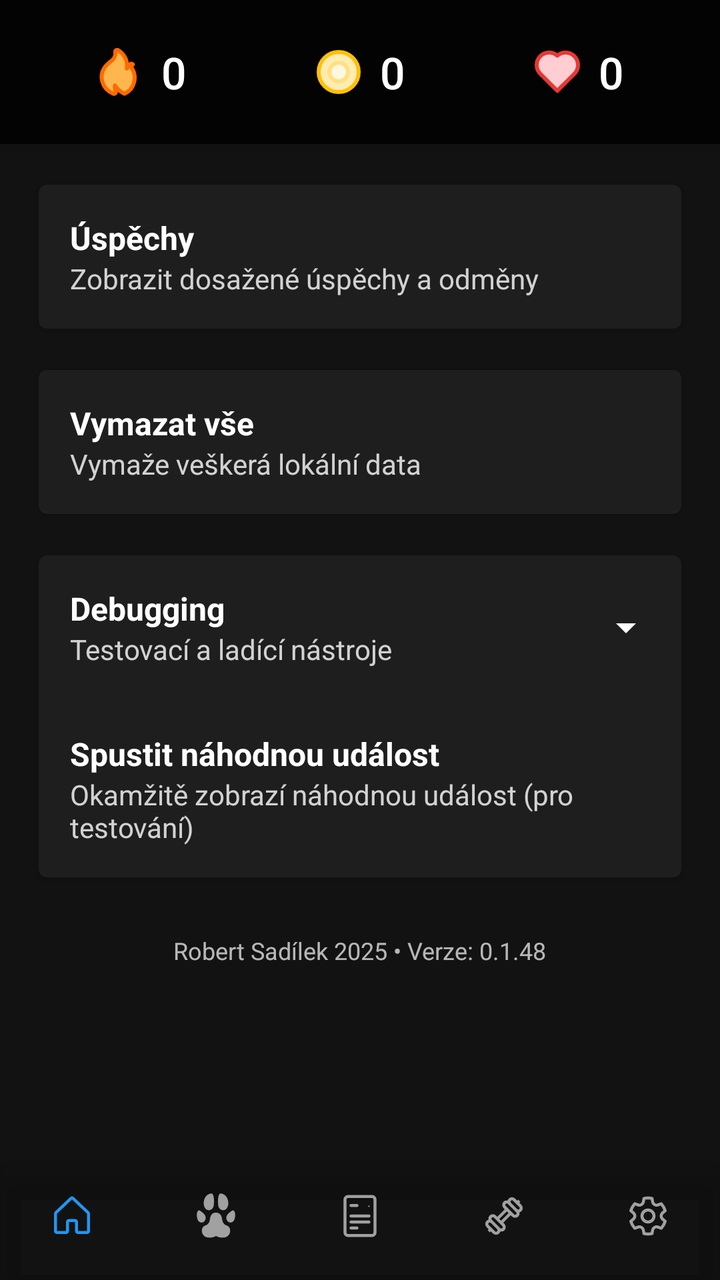
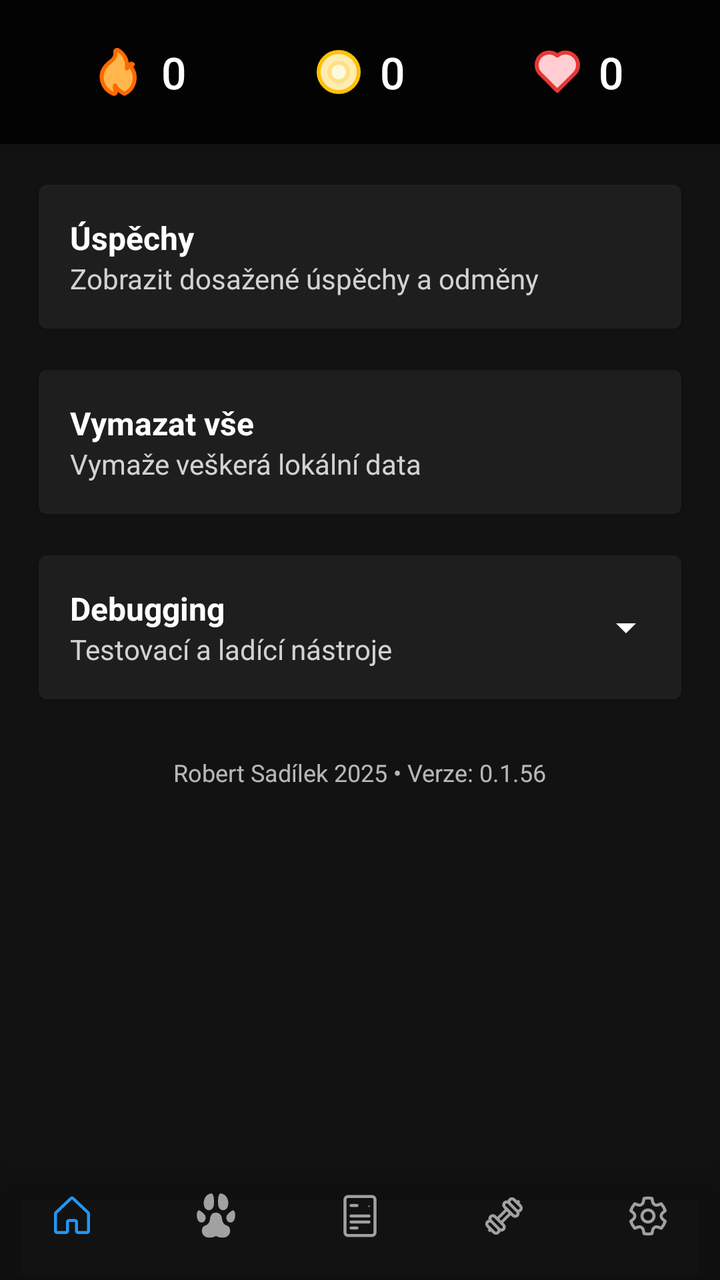

Before-and-after screenshots of an Android layout around one commit, followed by the original layout XML and the change that was made.
<!-- AndroidManifest.xml: activity theme Theme.Autokolk.NoActionBar -->
<!-- res/layout/activity_settings.xml -->
<?xml version="1.0" encoding="utf-8"?>
<FrameLayout xmlns:android="http://schemas.android.com/apk/res/android"
	xmlns:app="http://schemas.android.com/apk/res-auto"
	android:layout_width="match_parent"
	android:layout_height="match_parent"
	android:background="@color/background">

	<LinearLayout
		android:id="@+id/homeHeader"
		android:layout_width="match_parent"
		android:layout_height="72dp"
		android:orientation="horizontal"
		android:gravity="center"
		android:paddingStart="16dp"
		android:paddingEnd="16dp"
		android:background="#CC000000"
		android:elevation="8dp">

		<com.google.android.material.button.MaterialButton
			android:id="@+id/streakButton"
			style="@style/Widget.MaterialComponents.Button.TextButton"
			android:layout_width="0dp"
			android:layout_height="wrap_content"
			android:layout_weight="1"
			android:minHeight="36dp"
			app:icon="@drawable/ic_streak"
			app:iconGravity="textStart"
			app:iconPadding="8dp"
			app:iconSize="24dp"
			app:iconTint="@null"
			android:text="0"
			android:textAllCaps="false"
			android:textColor="@color/text_primary"
			android:textSize="22sp"
			app:rippleColor="@color/button_pressed"
			app:backgroundTint="@android:color/transparent" />

		<com.google.android.material.button.MaterialButton
			android:id="@+id/xpButton"
			style="@style/Widget.MaterialComponents.Button.TextButton"
			android:layout_width="0dp"
			android:layout_height="wrap_content"
			android:layout_weight="1"
			android:minHeight="36dp"
			app:icon="@drawable/ic_coin"
			app:iconGravity="textStart"
			app:iconPadding="8dp"
			app:iconSize="24dp"
			app:iconTint="@null"
			android:text="0"
			android:textAllCaps="false"
			android:textColor="@color/text_primary"
			android:textSize="22sp"
			app:rippleColor="@color/button_pressed"
			app:backgroundTint="@android:color/transparent" />

		<com.google.android.material.button.MaterialButton
			android:id="@+id/heartsButton"
			style="@style/Widget.MaterialComponents.Button.TextButton"
			android:layout_width="0dp"
			android:layout_height="wrap_content"
			android:layout_weight="1"
			android:minHeight="36dp"
			app:icon="@drawable/ic_live"
			app:iconGravity="textStart"
			app:iconPadding="8dp"
			app:iconSize="24dp"
			app:iconTint="@null"
			android:text="0"
			android:textAllCaps="false"
			android:textColor="@color/text_primary"
			android:textSize="22sp"
			app:rippleColor="@color/button_pressed"
			app:backgroundTint="@android:color/transparent" />

	</LinearLayout>

	<ScrollView
		android:layout_width="match_parent"
		android:layout_height="match_parent"
		android:layout_marginTop="72dp"
		android:layout_marginBottom="64dp">

		<LinearLayout
			android:layout_width="match_parent"
			android:layout_height="wrap_content"
			android:orientation="vertical"
			android:padding="16dp">

			
			<com.google.android.material.card.MaterialCardView
				android:id="@+id/card_achievements"
				android:layout_width="match_parent"
				android:layout_height="wrap_content"
				android:layout_marginBottom="12dp"
				app:cardUseCompatPadding="true"
				app:cardElevation="2dp"
				app:cardBackgroundColor="@color/card_dark"
				android:foreground="?attr/selectableItemBackground"
				android:clickable="true"
				android:focusable="true">

				<LinearLayout
					android:layout_width="match_parent"
					android:layout_height="wrap_content"
					android:orientation="vertical"
					android:padding="16dp">

					<TextView
						android:layout_width="wrap_content"
						android:layout_height="wrap_content"
						android:text="Úspěchy"
						android:textColor="@color/text_primary"
						android:textSize="16sp"
						android:textStyle="bold" />

					<TextView
						android:layout_width="wrap_content"
						android:layout_height="wrap_content"
						android:text="Zobrazit dosažené úspěchy a odměny"
						android:textColor="@color/text_primary"
						android:textSize="14sp"
						android:alpha="0.8" />

				</LinearLayout>

			</com.google.android.material.card.MaterialCardView>

			
			<com.google.android.material.card.MaterialCardView
				android:id="@+id/card_clear_all"
				android:layout_width="match_parent"
				android:layout_height="wrap_content"
				android:layout_marginBottom="12dp"
				app:cardUseCompatPadding="true"
				app:cardElevation="2dp"
				app:cardBackgroundColor="@color/card_dark"
				android:foreground="?attr/selectableItemBackground"
				android:clickable="true"
				android:focusable="true">

				<LinearLayout
					android:layout_width="match_parent"
					android:layout_height="wrap_content"
					android:orientation="vertical"
					android:padding="16dp">

					<TextView
						android:layout_width="wrap_content"
						android:layout_height="wrap_content"
						android:text="Vymazat vše"
						android:textColor="@color/text_primary"
						android:textSize="16sp"
						android:textStyle="bold" />

					<TextView
						android:layout_width="wrap_content"
						android:layout_height="wrap_content"
						android:text="Vymaže veškerá lokální data"
						android:textColor="@color/text_primary"
						android:textSize="14sp"
						android:alpha="0.8" />

				</LinearLayout>

			</com.google.android.material.card.MaterialCardView>

			
			<com.google.android.material.card.MaterialCardView
				android:layout_width="match_parent"
				android:layout_height="wrap_content"
				android:layout_marginBottom="12dp"
				app:cardUseCompatPadding="true"
				app:cardElevation="2dp"
				app:cardBackgroundColor="@color/card_dark">

				<LinearLayout
					android:layout_width="match_parent"
					android:layout_height="wrap_content"
					android:orientation="vertical">

					
					<LinearLayout
						android:id="@+id/debugging_header"
						android:layout_width="match_parent"
						android:layout_height="wrap_content"
						android:orientation="horizontal"
						android:gravity="center_vertical"
						android:padding="16dp"
						android:clickable="true"
						android:focusable="true"
						android:background="?attr/selectableItemBackground">

						<LinearLayout
							android:layout_width="0dp"
							android:layout_height="wrap_content"
							android:layout_weight="1"
							android:orientation="vertical">

							<TextView
								android:layout_width="wrap_content"
								android:layout_height="wrap_content"
								android:text="Debugging"
								android:textColor="@color/text_primary"
								android:textSize="16sp"
								android:textStyle="bold" />

							<TextView
								android:layout_width="wrap_content"
								android:layout_height="wrap_content"
								android:text="Testovací a ladící nástroje"
								android:textColor="@color/text_primary"
								android:textSize="14sp"
								android:alpha="0.8" />

						</LinearLayout>

						<ImageView
							android:id="@+id/debugging_arrow"
							android:layout_width="24dp"
							android:layout_height="24dp"
							android:src="@drawable/ic_arrow_drop_down"
							android:rotation="0"
							android:contentDescription="Rozbalit/sbalit" />

					</LinearLayout>

					
					<LinearLayout
						android:id="@+id/debugging_content"
						android:layout_width="match_parent"
						android:layout_height="wrap_content"
						android:orientation="vertical"
						android:visibility="gone">

						
						<LinearLayout
							android:layout_width="match_parent"
							android:layout_height="wrap_content"
							android:orientation="horizontal"
							android:gravity="center_vertical"
							android:padding="16dp"
							android:paddingTop="0dp">

							<LinearLayout
								android:layout_width="0dp"
								android:layout_height="wrap_content"
								android:layout_weight="1"
								android:orientation="vertical">

								<TextView
									android:id="@+id/title_test1"
									android:layout_width="wrap_content"
									android:layout_height="wrap_content"
									android:text="Nekonečné životy (pro testing)"
									android:textColor="@color/text_primary"
									android:textSize="16sp"
									android:textStyle="bold" />

								<TextView
									android:layout_width="wrap_content"
									android:layout_height="wrap_content"
									android:text="Povolit start lekcí i bez životů"
									android:textColor="@color/text_primary"
									android:textSize="14sp"
									android:alpha="0.8" />

							</LinearLayout>

							<com.google.android.material.switchmaterial.SwitchMaterial
								android:id="@+id/switch_test1"
								android:layout_width="wrap_content"
								android:layout_height="wrap_content"
								android:theme="@style/ThemeOverlay.Autokolk.SwitchNeutral"
								app:thumbTint="@color/switch_thumb_tint"
								app:trackTint="@color/switch_track_tint"
								app:rippleColor="@color/button_pressed"
								app:useMaterialThemeColors="false" />

						</LinearLayout>

						
						<LinearLayout
							android:id="@+id/card_hunger_test"
							android:layout_width="match_parent"
							android:layout_height="wrap_content"
							android:orientation="horizontal"
							android:gravity="center_vertical"
							android:padding="16dp"
							android:clickable="true"
							android:focusable="true"
							android:background="?attr/selectableItemBackground">

							<LinearLayout
								android:layout_width="0dp"
								android:layout_height="wrap_content"
								android:layout_weight="1"
								android:orientation="vertical">

								<TextView
									android:layout_width="wrap_content"
									android:layout_height="wrap_content"
									android:text="Test hladu Alexe"
									android:textColor="@color/text_primary"
									android:textSize="16sp"
									android:textStyle="bold" />

								<TextView
									android:layout_width="wrap_content"
									android:layout_height="wrap_content"
									android:text="Nastavit hlad Alexe (pro testování)"
									android:textColor="@color/text_primary"
									android:textSize="14sp"
									android:alpha="0.8" />

							</LinearLayout>

						</LinearLayout>

						
						<LinearLayout
							android:id="@+id/card_streak_test"
							android:layout_width="match_parent"
							android:layout_height="wrap_content"
							android:orientation="horizontal"
							android:gravity="center_vertical"
							android:padding="16dp"
							android:clickable="true"
							android:focusable="true"
							android:background="?attr/selectableItemBackground">

							<LinearLayout
								android:layout_width="0dp"
								android:layout_height="wrap_content"
								android:layout_weight="1"
								android:orientation="vertical">

								<TextView
									android:layout_width="wrap_content"
									android:layout_height="wrap_content"
									android:text="Test streaku"
									android:textColor="@color/text_primary"
									android:textSize="16sp"
									android:textStyle="bold" />

								<TextView
									android:layout_width="wrap_content"
									android:layout_height="wrap_content"
									android:text="Nastavit streak (pro testování)"
									android:textColor="@color/text_primary"
									android:textSize="14sp"
									android:alpha="0.8" />

							</LinearLayout>

						</LinearLayout>

						
						<LinearLayout
							android:id="@+id/card_points_test"
							android:layout_width="match_parent"
							android:layout_height="wrap_content"
							android:orientation="horizontal"
							android:gravity="center_vertical"
							android:padding="16dp"
							android:clickable="true"
							android:focusable="true"
							android:background="?attr/selectableItemBackground">

							<LinearLayout
								android:layout_width="0dp"
								android:layout_height="wrap_content"
								android:layout_weight="1"
								android:orientation="vertical">

								<TextView
									android:layout_width="wrap_content"
									android:layout_height="wrap_content"
									android:text="Test bodů"
									android:textColor="@color/text_primary"
									android:textSize="16sp"
									android:textStyle="bold" />

								<TextView
									android:layout_width="wrap_content"
									android:layout_height="wrap_content"
									android:text="Nastavit body (pro testování)"
									android:textColor="@color/text_primary"
									android:textSize="14sp"
									android:alpha="0.8" />

							</LinearLayout>

						</LinearLayout>

						
						<LinearLayout
							android:id="@+id/card_hearts_test"
							android:layout_width="match_parent"
							android:layout_height="wrap_content"
							android:orientation="horizontal"
							android:gravity="center_vertical"
							android:padding="16dp"
							android:clickable="true"
							android:focusable="true"
							android:background="?attr/selectableItemBackground">

							<LinearLayout
								android:layout_width="0dp"
								android:layout_height="wrap_content"
								android:layout_weight="1"
								android:orientation="vertical">

								<TextView
									android:layout_width="wrap_content"
									android:layout_height="wrap_content"
									android:text="Test životů"
									android:textColor="@color/text_primary"
									android:textSize="16sp"
									android:textStyle="bold" />

								<TextView
									android:layout_width="wrap_content"
									android:layout_height="wrap_content"
									android:text="Nastavit životy (0–15) pro testování)"
									android:textColor="@color/text_primary"
									android:textSize="14sp"
									android:alpha="0.8" />

							</LinearLayout>

						</LinearLayout>

						
						<LinearLayout
							android:id="@+id/card_rename_lion"
							android:layout_width="match_parent"
							android:layout_height="wrap_content"
							android:orientation="horizontal"
							android:gravity="center_vertical"
							android:padding="16dp"
							android:clickable="true"
							android:focusable="true"
							android:background="?attr/selectableItemBackground">

							<LinearLayout
								android:layout_width="0dp"
								android:layout_height="wrap_content"
								android:layout_weight="1"
								android:orientation="vertical">

								<TextView
									android:layout_width="wrap_content"
									android:layout_height="wrap_content"
									android:text="Přejmenovat lva"
									android:textColor="@color/text_primary"
									android:textSize="16sp"
									android:textStyle="bold" />

								<TextView
									android:layout_width="wrap_content"
									android:layout_height="wrap_content"
									android:text="Změnit jméno lva (výchozí: Alex)"
									android:textColor="@color/text_primary"
									android:textSize="14sp"
									android:alpha="0.8" />

							</LinearLayout>

						</LinearLayout>

						
						<LinearLayout
							android:id="@+id/card_hunger_debug"
							android:layout_width="match_parent"
							android:layout_height="wrap_content"
							android:orientation="vertical"
							android:padding="16dp">

							<TextView
								android:layout_width="wrap_content"
								android:layout_height="wrap_content"
								android:text="Hlad – debug stav"
								android:textColor="@color/text_primary"
								android:textSize="16sp"
								android:textStyle="bold" />

							<TextView
								android:id="@+id/hunger_debug_text"
								android:layout_width="wrap_content"
								android:layout_height="wrap_content"
								android:text="Načítám…"
								android:textColor="@color/text_primary"
								android:textSize="14sp"
								android:alpha="0.8" />

						</LinearLayout>

					</LinearLayout>

					
					<LinearLayout
						android:id="@+id/card_trigger_event"
						android:layout_width="match_parent"
						android:layout_height="wrap_content"
						android:orientation="horizontal"
						android:gravity="center_vertical"
						android:padding="16dp"
						android:clickable="true"
						android:focusable="true"
						android:background="?attr/selectableItemBackground">

						<LinearLayout
							android:layout_width="0dp"
							android:layout_height="wrap_content"
							android:layout_weight="1"
							android:orientation="vertical">

							<TextView
								android:layout_width="wrap_content"
								android:layout_height="wrap_content"
								android:text="Spustit náhodnou událost"
								android:textColor="@color/text_primary"
								android:textSize="16sp"
								android:textStyle="bold" />

							<TextView
								android:layout_width="wrap_content"
								android:layout_height="wrap_content"
								android:text="Okamžitě zobrazí náhodnou událost (pro testování)"
								android:textColor="@color/text_primary"
								android:textSize="14sp"
								android:alpha="0.8" />

						</LinearLayout>

					</LinearLayout>

				</LinearLayout>

		</com.google.android.material.card.MaterialCardView>

        <TextView
            android:id="@+id/settings_footer"
            android:layout_width="wrap_content"
            android:layout_height="wrap_content"
            android:layout_marginTop="12dp"
            android:layout_marginBottom="12dp"
            android:layout_gravity="center_horizontal"
			android:text="Robert Sadílek 2025 • Verze: 0.1.48"
            android:textColor="@color/text_primary"
            android:textSize="12sp"
            android:alpha="0.7"
            android:clickable="true"
            android:focusable="true"
            android:foreground="?attr/selectableItemBackground" />

		</LinearLayout>

	</ScrollView>

    <com.google.android.material.bottomnavigation.BottomNavigationView
		android:id="@+id/bottomNavigation"
		android:layout_width="match_parent"
		android:layout_height="64dp"
		android:layout_gravity="bottom"
		android:background="@android:color/transparent"
		android:elevation="0dp"
        app:labelVisibilityMode="unlabeled"
        app:itemIconSize="24dp"
		app:itemBackground="?attr/selectableItemBackground"
		app:backgroundTint="@android:color/transparent"
		app:itemActiveIndicatorStyle="@style/Widget.Autokolk.BottomNav.ActiveIndicator"
		app:itemTextAppearanceActive="@style/TextAppearance.Autokolk.BottomNav.Large"
		app:itemTextAppearanceInactive="@style/TextAppearance.Autokolk.BottomNav.Large"
		app:itemTextColor="@color/text_primary"
		app:menu="@menu/bottom_nav_menu" />

</FrameLayout>
<!-- resources referenced by this layout -->
<resources>
  <color name="background">#121212</color>
  <color name="button_pressed">#4D666666</color>
  <color name="card_dark">#1E1E1E</color>
  <color name="text_primary">#FFFFFF</color>
  <!-- drawable ic_arrow_drop_down (drawable) -->
  <?xml version="1.0" encoding="utf-8"?>
  <vector xmlns:android="http://schemas.android.com/apk/res/android"
      android:width="24dp"
      android:height="24dp"
      android:viewportWidth="24"
      android:viewportHeight="24">
      <path
          android:fillColor="@color/text_primary"
          android:pathData="M7,10l5,5 5,-5z"/>
  </vector>
  <!-- drawable ic_live (drawable) -->
  <?xml version="1.0" encoding="utf-8"?>
  <vector xmlns:android="http://schemas.android.com/apk/res/android"
      android:width="24dp"
      android:height="24dp"
      android:viewportWidth="24"
      android:viewportHeight="24">
      <path android:fillColor="#FFCDD2" android:strokeColor="#E53935" android:strokeWidth="2" android:strokeLineJoin="round" android:strokeLineCap="round" android:pathData="M12.001,3.818a6.228,6.228 0 0,1 8.51,9.087l-5.224,5.225L12,21.415 4.72,14.136 3.49,12.904A6.228,6.228 0 0,1 12,3.818z"/>
  </vector>
  <style name="TextAppearance.Autokolk.BottomNav.Large" parent="TextAppearance.MaterialComponents.Body1">
          <item name="android:textSize">22sp</item>
          <item name="android:textStyle">normal</item>
          <item name="android:textAllCaps">false</item>
      </style>
  <style name="ThemeOverlay.Autokolk.SwitchNeutral" parent="ThemeOverlay.MaterialComponents">
          <item name="colorControlActivated">@color/switch_track_off</item>
          <item name="colorSecondary">@color/switch_track_off</item>
      </style>
  <style name="Widget.Autokolk.BottomNav.ActiveIndicator" parent="Widget.Material3.BottomNavigationView.ActiveIndicator">
          <item name="android:width">0dp</item>
          <item name="android:height">64dp</item>
          <item name="android:insetTop">0dp</item>
          <item name="android:insetBottom">0dp</item>
          <item name="android:insetLeft">0dp</item>
          <item name="android:insetRight">0dp</item>
          <item name="android:color">@color/bottom_nav_active</item>
          <item name="shapeAppearance">@style/ShapeAppearance.Material3.Corner.None</item>
      </style>
  <style name="Theme.Autokolk.NoActionBar" parent="Theme.Autokolk">
          <item name="windowActionBar">false</item>
          <item name="windowNoTitle">true</item>
      </style>
  <color name="switch_track_off">#33FFFFFF</color>
  <color name="bottom_nav_active">#332196F3</color>
  <color name="primary">#2196F3</color>
  <color name="primary_dark">#1976D2</color>
  <color name="white">#FFFFFFFF</color>
  <color name="secondary">#FFC107</color>
  <color name="secondary_dark">#FFA000</color>
  <color name="black">#FF000000</color>
  <color name="surface">#FF4CAF50</color>
  <color name="text_secondary">#B3FFFFFF</color>
  <style name="Widget.Autokolk.Button" parent="Widget.MaterialComponents.Button">
          <item name="backgroundTint">@color/button_normal</item>
          <item name="android:textColor">@color/text_primary</item>
          <item name="rippleColor">@color/button_pressed</item>
          <item name="cornerRadius">8dp</item>
          <item name="android:letterSpacing">0.025</item>
          <item name="android:textAllCaps">false</item>
      </style>
  <color name="button_normal">#2196F3</color>
  <!-- unchanged entries left out for length: 3 -->
</resources>

<!-- the commit's change to res/layout/activity_settings.xml (unified diff, before → after) -->
@@ -496,41 +496,41 @@
 
 						</LinearLayout>
 
-					</LinearLayout>
-
-					
-					<LinearLayout
-						android:id="@+id/card_trigger_event"
-						android:layout_width="match_parent"
-						android:layout_height="wrap_content"
-						android:orientation="horizontal"
-						android:gravity="center_vertical"
-						android:padding="16dp"
-						android:clickable="true"
-						android:focusable="true"
-						android:background="?attr/selectableItemBackground">
-
-						<LinearLayout
-							android:layout_width="0dp"
-							android:layout_height="wrap_content"
-							android:layout_weight="1"
-							android:orientation="vertical">
-
-							<TextView
-								android:layout_width="wrap_content"
-								android:layout_height="wrap_content"
-								android:text="Spustit náhodnou událost"
-								android:textColor="@color/text_primary"
-								android:textSize="16sp"
-								android:textStyle="bold" />
-
-							<TextView
-								android:layout_width="wrap_content"
-								android:layout_height="wrap_content"
-								android:text="Okamžitě zobrazí náhodnou událost (pro testování)"
-								android:textColor="@color/text_primary"
-								android:textSize="14sp"
-								android:alpha="0.8" />
+						
+						<LinearLayout
+							android:id="@+id/card_trigger_event"
+							android:layout_width="match_parent"
+							android:layout_height="wrap_content"
+							android:orientation="horizontal"
+							android:gravity="center_vertical"
+							android:padding="16dp"
+							android:clickable="true"
+							android:focusable="true"
+							android:background="?attr/selectableItemBackground">
+
+							<LinearLayout
+								android:layout_width="0dp"
+								android:layout_height="wrap_content"
+								android:layout_weight="1"
+								android:orientation="vertical">
+
+								<TextView
+									android:layout_width="wrap_content"
+									android:layout_height="wrap_content"
+									android:text="Spustit náhodnou událost"
+									android:textColor="@color/text_primary"
+									android:textSize="16sp"
+									android:textStyle="bold" />
+
+								<TextView
+									android:layout_width="wrap_content"
+									android:layout_height="wrap_content"
+									android:text="Okamžitě zobrazí náhodnou událost (pro testování)"
+									android:textColor="@color/text_primary"
+									android:textSize="14sp"
+									android:alpha="0.8" />
+
+							</LinearLayout>
 
 						</LinearLayout>
 
@@ -547,7 +547,7 @@
             android:layout_marginTop="12dp"
             android:layout_marginBottom="12dp"
             android:layout_gravity="center_horizontal"
-			android:text="Robert Sadílek 2025 • Verze: 0.1.48"
+			android:text="Robert Sadílek 2025 • Verze: 0.1.56"
             android:textColor="@color/text_primary"
             android:textSize="12sp"
             android:alpha="0.7"
